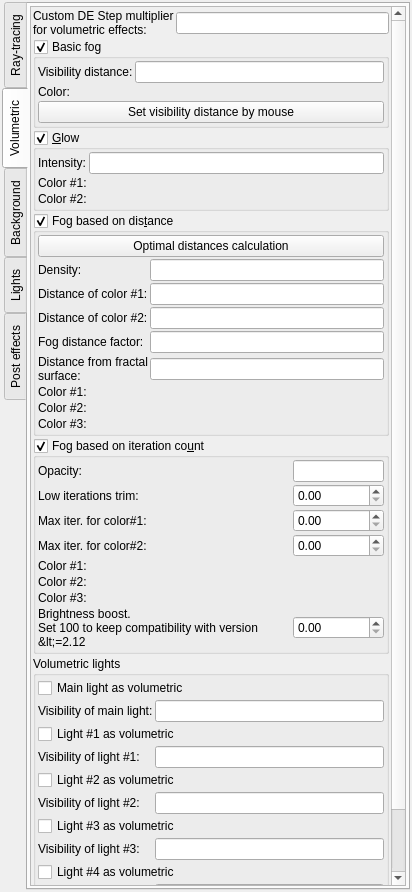
This is mandelbulber2/qt/dock_effects.ui in buddhi1980/mandelbulber2 as Qt 5 draws it before an edit. The edited form follows.
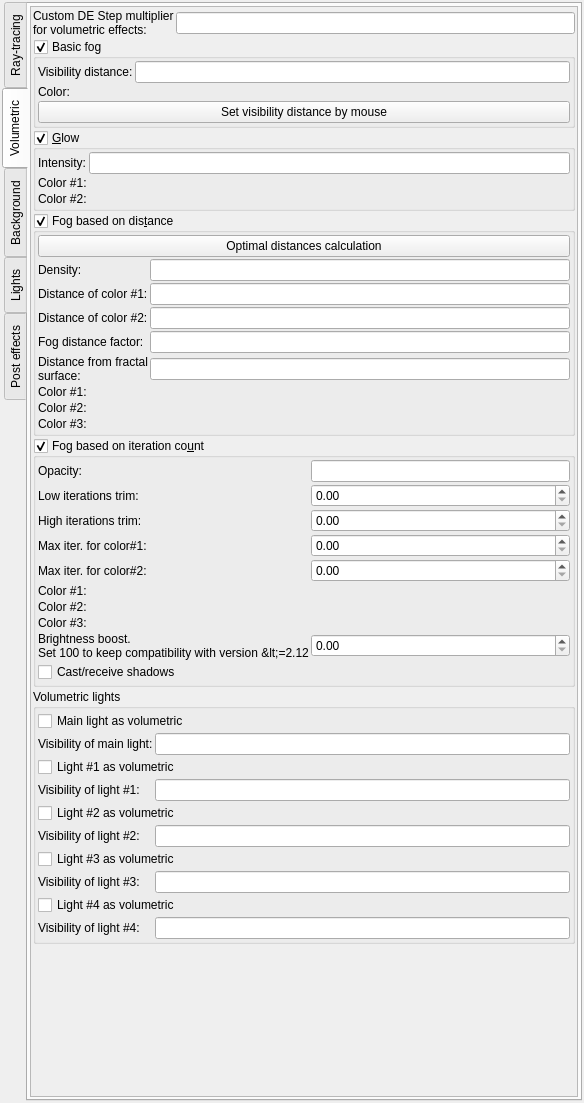
This is the edited form. The open tabs and pages were chosen to show the change. Icons and pictures are not drawn. Custom widgets are drawn as their Qt base class.

Commit message: Added maxIterationTrim parameter for iter fog. Added option to disable shadows for iter fog

The edit to the form file:
```diff
--- a/mandelbulber2/qt/dock_effects.ui
+++ b/mandelbulber2/qt/dock_effects.ui
@@ -6,8 +6,8 @@
    <rect>
     <x>0</x>
     <y>0</y>
-    <width>412</width>
-    <height>892</height>
+    <width>584</width>
+    <height>1103</height>
    </rect>
   </property>
   <property name="windowTitle">
@@ -839,8 +839,8 @@
            <rect>
             <x>0</x>
             <y>0</y>
-            <width>355</width>
-            <height>976</height>
+            <width>545</width>
+            <height>1087</height>
            </rect>
           </property>
           <layout class="QVBoxLayout" name="verticalLayout_35">
@@ -1262,6 +1262,13 @@
                 <property name="spacing">
                  <number>2</number>
                 </property>
+                <item row="4" column="0">
+                 <widget class="QLabel" name="label_83">
+                  <property name="text">
+                   <string>Max iter. for color#2:</string>
+                  </property>
+                 </widget>
+                </item>
                 <item row="1" column="1">
                  <widget class="MyDoubleSpinBox" name="spinbox_iteration_fog_opacity_trim">
                   <property name="sizePolicy">
@@ -1290,14 +1297,14 @@
                   </property>
                  </widget>
                 </item>
-                <item row="5" column="0">
+                <item row="6" column="0">
                  <widget class="QLabel" name="label_85">
                   <property name="text">
                    <string>Color #2:</string>
                   </property>
                  </widget>
                 </item>
-                <item row="2" column="1">
+                <item row="3" column="1">
                  <widget class="MyDoubleSpinBox" name="spinbox_iteration_fog_color_1_maxiter">
                   <property name="sizePolicy">
                    <sizepolicy hsizetype="Minimum" vsizetype="Maximum">
@@ -1332,14 +1339,14 @@
                   </property>
                  </widget>
                 </item>
-                <item row="4" column="0">
+                <item row="5" column="0">
                  <widget class="QLabel" name="label_84">
                   <property name="text">
                    <string>Color #1:</string>
                   </property>
                  </widget>
                 </item>
-                <item row="3" column="1">
+                <item row="4" column="1">
                  <widget class="MyDoubleSpinBox" name="spinbox_iteration_fog_color_2_maxiter">
                   <property name="sizePolicy">
                    <sizepolicy hsizetype="Minimum" vsizetype="Maximum">
@@ -1374,7 +1381,7 @@
                   </property>
                  </widget>
                 </item>
-                <item row="6" column="0">
+                <item row="7" column="0">
                  <widget class="QLabel" name="label_86">
                   <property name="text">
                    <string>Color #3:</string>
@@ -1389,20 +1396,13 @@
                  </widget>
                 </item>
                 <item row="3" column="0">
-                 <widget class="QLabel" name="label_83">
-                  <property name="text">
-                   <string>Max iter. for color#2:</string>
-                  </property>
-                 </widget>
-                </item>
-                <item row="2" column="0">
                  <widget class="QLabel" name="label_82">
                   <property name="text">
                    <string>Max iter. for color#1:</string>
                   </property>
                  </widget>
                 </item>
-                <item row="6" column="1">
+                <item row="7" column="1">
                  <widget class="MyColorButton" name="colorButton_iteration_fog_color_3" native="true">
                   <property name="toolTip">
                    <string>&lt;html&gt;&lt;head/&gt;&lt;body&gt;&lt;p&gt;Color #3 of fog effect&lt;/p&gt;&lt;/body&gt;&lt;/html&gt;</string>
@@ -1412,7 +1412,7 @@
                   </property>
                  </widget>
                 </item>
-                <item row="4" column="1">
+                <item row="5" column="1">
                  <widget class="MyColorButton" name="colorButton_iteration_fog_color_1" native="true">
                   <property name="toolTip">
                    <string>&lt;html&gt;&lt;head/&gt;&lt;body&gt;&lt;p&gt;Color #1 of fog effect&lt;/p&gt;&lt;/body&gt;&lt;/html&gt;</string>
@@ -1422,7 +1422,7 @@
                   </property>
                  </widget>
                 </item>
-                <item row="5" column="1">
+                <item row="6" column="1">
                  <widget class="MyColorButton" name="colorButton_iteration_fog_color_2" native="true">
                   <property name="toolTip">
                    <string>&lt;html&gt;&lt;head/&gt;&lt;body&gt;&lt;p&gt;Color #2 of fog effect&lt;/p&gt;&lt;/body&gt;&lt;/html&gt;</string>
@@ -1432,7 +1432,7 @@
                   </property>
                  </widget>
                 </item>
-                <item row="7" column="1">
+                <item row="8" column="1">
                  <widget class="MyDoubleSpinBox" name="spinbox_iteration_fog_brightness_boost">
                   <property name="sizePolicy">
                    <sizepolicy hsizetype="Minimum" vsizetype="Maximum">
@@ -1460,7 +1460,7 @@
                   </property>
                  </widget>
                 </item>
-                <item row="7" column="0">
+                <item row="8" column="0">
                  <widget class="QLabel" name="label_99">
                   <property name="text">
                    <string>Brightness boost.
@@ -1471,6 +1471,54 @@
                   </property>
                  </widget>
                 </item>
+                <item row="9" column="0" colspan="2">
+                 <widget class="MyCheckBox" name="checkBox_iteration_fog_shadows">
+                  <property name="sizePolicy">
+                   <sizepolicy hsizetype="Minimum" vsizetype="Maximum">
+                    <horstretch>0</horstretch>
+                    <verstretch>0</verstretch>
+                   </sizepolicy>
+                  </property>
+                  <property name="text">
+                   <string>Cast/receive shadows</string>
+                  </property>
+                 </widget>
+                </item>
+                <item row="2" column="0">
+                 <widget class="QLabel" name="label_101">
+                  <property name="text">
+                   <string>High iterations trim:</string>
+                  </property>
+                 </widget>
+                </item>
+                <item row="2" column="1">
+                 <widget class="MyDoubleSpinBox" name="spinbox_iteration_fog_opacity_trim_high">
+                  <property name="sizePolicy">
+                   <sizepolicy hsizetype="Minimum" vsizetype="Maximum">
+                    <horstretch>0</horstretch>
+                    <verstretch>0</verstretch>
+                   </sizepolicy>
+                  </property>
+                  <property name="toolTip">
+                   <string>&lt;html&gt;&lt;head/&gt;&lt;body&gt;&lt;p&gt;There is no fog in volume where iteration count is lower than this value. When this parameter is high then fog is only just by fractal surface.&lt;/p&gt;&lt;table border=&quot;0&quot; style=&quot; margin-top:0px; margin-bottom:0px; margin-left:0px; margin-right:0px;&quot; cellspacing=&quot;2&quot; cellpadding=&quot;0&quot;&gt;&lt;tr&gt;&lt;td&gt;&lt;p&gt;trim = 4&lt;/p&gt;&lt;/td&gt;&lt;td&gt;&lt;p&gt;trim = 6&lt;/p&gt;&lt;/td&gt;&lt;td&gt;&lt;p&gt;trim = 8&lt;/p&gt;&lt;/td&gt;&lt;/tr&gt;&lt;tr&gt;&lt;td&gt;&lt;p&gt;&lt;img src=&quot;:/tooltips/tooltips_images/image - shader - iterfog - 4 - 16000.jpg&quot;/&gt;&lt;/p&gt;&lt;/td&gt;&lt;td&gt;&lt;p&gt;&lt;img src=&quot;:/tooltips/tooltips_images/image - shader - iterfog - 6 - 30000.jpg&quot;/&gt;&lt;/p&gt;&lt;/td&gt;&lt;td&gt;&lt;p&gt;&lt;img src=&quot;:/tooltips/tooltips_images/image - shader - iterfog - 8 - 40000.jpg&quot;/&gt;&lt;/p&gt;&lt;/td&gt;&lt;/tr&gt;&lt;/table&gt;&lt;/body&gt;&lt;/html&gt;</string>
+                  </property>
+                  <property name="prefix">
+                   <string/>
+                  </property>
+                  <property name="suffix">
+                   <string/>
+                  </property>
+                  <property name="decimals">
+                   <number>2</number>
+                  </property>
+                  <property name="maximum">
+                   <double>1000.000000000000000</double>
+                  </property>
+                  <property name="singleStep">
+                   <double>1.000000000000000</double>
+                  </property>
+                 </widget>
+                </item>
                </layout>
               </item>
              </layout>
```
Left out of the diff: 16 changed lines with no effect on the pictures. The commit also changes 7 other files.
